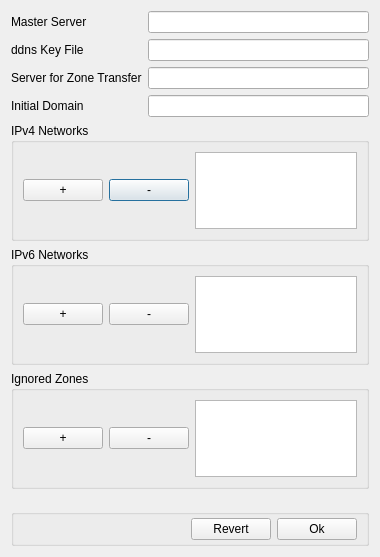
This is zad/Designer/settings.ui in z1e2v3s/zad as Qt 5 draws it before an edit. The edited form follows.
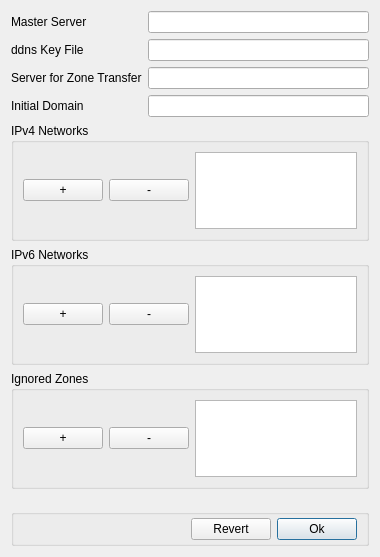
This is the edited form.

Commit message: Fix tab order in settings.ui, make Ok-button default, deliver pyuic counterparts of mainwindow and settings

```diff
--- a/zad/Designer/settings.ui
+++ b/zad/Designer/settings.ui
@@ -212,6 +212,9 @@
         <property name="text">
          <string>Ok</string>
         </property>
+        <property name="default">
+         <bool>true</bool>
+        </property>
        </widget>
       </item>
      </layout>
```
Left out of the diff: 38 changed lines with no effect on the pictures. The commit also changes 2 other files.
